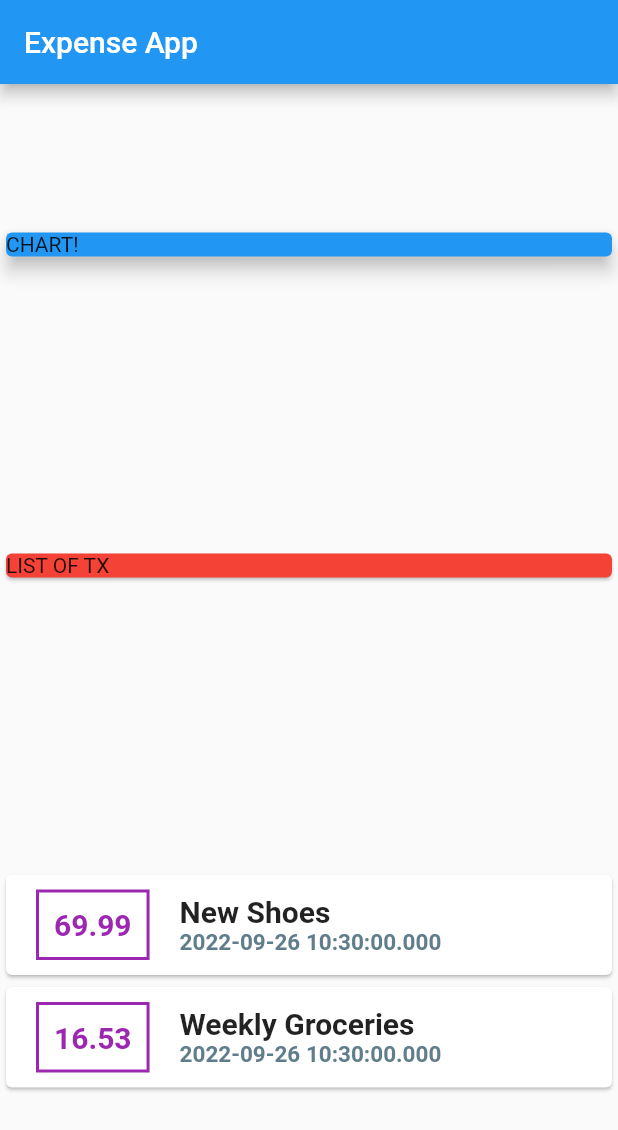
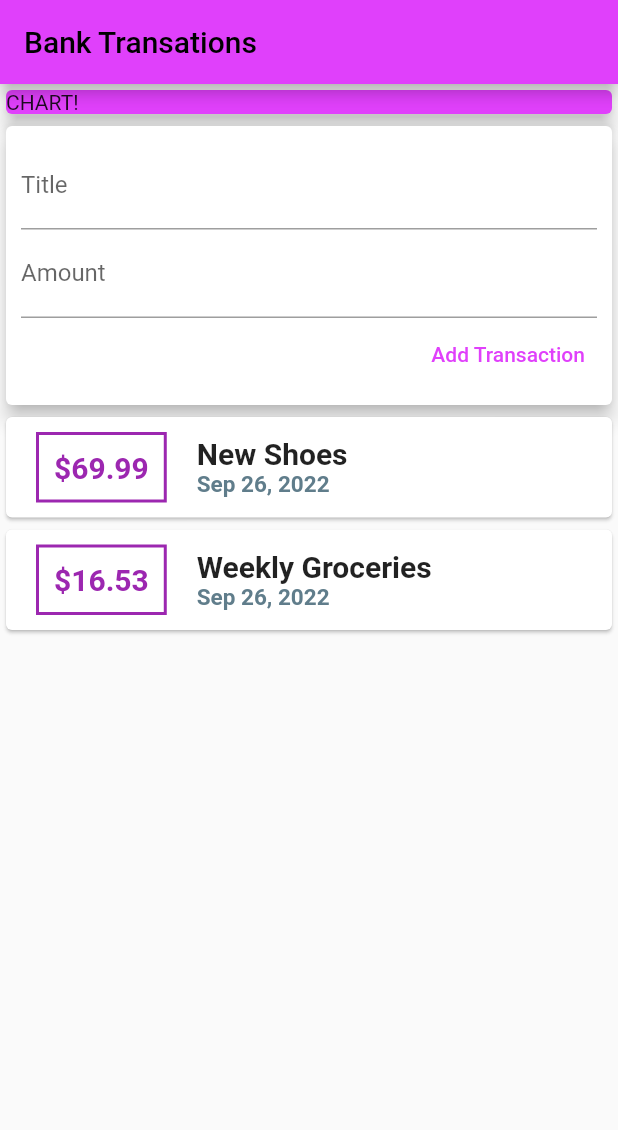
Before and after one commit to pauloladapo13/Flutter, a Flutter app: the screen it shows after launch, on a phone screen of 412 x 824 dp. Shown: the top 1130 px of the screen. Run offline on Flutter 3.47's test engine with Material 2 defaults, Android fonts, the phone set to English and light mode, and no system bars.

Commit message:
App color and title update

```diff
--- a/expense_app/lib/main.dart
+++ b/expense_app/lib/main.dart
@@ -1,6 +1,7 @@
 // ignore_for_file: sort_child_properties_last, prefer_const_constructors
 import 'package:flutter/material.dart';
 import './transaction.dart';
+import 'package:intl/intl.dart';
 
 void main() {
   runApp(const MyApp());
@@ -46,23 +47,43 @@ class _MyHomePageState extends State<MyHomePage> {
       appBar: AppBar(
         // Here we take the value from the MyHomePage object that was created by
         // the App.build method, and use it to set our appbar title.
-        title: const Text('Expense App'),
+        title: const Text('Bank Transations'),
+        backgroundColor: Colors.purpleAccent,
+        foregroundColor: Colors.black,
       ),
       body: Column(
-        mainAxisAlignment: MainAxisAlignment.spaceAround,
+        // mainAxisAlignment: MainAxisAlignment.starts,
         crossAxisAlignment: CrossAxisAlignment.stretch,
         children: <Widget>[
           Container(
             child: Card(
-              color: Colors.blue,
+              color: Colors.purpleAccent,
               child: Text('CHART!'),
               elevation: 5,
             ),
           ),
-          Container(
-            child: Card(
-              color: Colors.red,
-              child: Text('LIST OF TX'),
+          Card(
+            elevation: 5,
+            child: Container(
+              margin: EdgeInsets.all(10),
+              child: Column(
+                crossAxisAlignment: CrossAxisAlignment.end,
+                children: <Widget>[
+                  TextField(
+                    decoration: InputDecoration(labelText: 'Title'),
+                  ),
+                  TextField(
+                    decoration: InputDecoration(labelText: 'Amount'),
+                  ),
+                  TextButton(
+                    child: Text('Add Transaction'),
+                    style: TextButton.styleFrom(
+                      primary: Colors.purpleAccent,
+                    ),
+                    onPressed: () {},
+                  ),
+                ],
+              ),
             ),
           ),
           Column(
@@ -76,7 +97,7 @@ class _MyHomePageState extends State<MyHomePage> {
                         horizontal: 20,
                       ),
                       child: Text(
-                        tx.amount.toString(),
+                        '\$${tx.amount}',
                         style: TextStyle(
                           fontWeight: FontWeight.bold,
                           fontSize: 20,
@@ -103,7 +124,10 @@ class _MyHomePageState extends State<MyHomePage> {
                           ),
                         ),
                         Text(
-                          tx.date.toString(),
+                          // tx.date.toString(), is another option,
+                          // DateFormat().format(tx.date),
+                          // DateFormat('yyyy/MM/dd').format(tx.date),
+                          DateFormat.yMMMd().format(tx.date),
                           style: TextStyle(
                               fontWeight: FontWeight.bold,
                               fontSize: 15,
--- a/expense_app/pubspec.yaml
+++ b/expense_app/pubspec.yaml
@@ -29,6 +29,8 @@ environment:
 dependencies:
   flutter:
     sdk: flutter
+
+  intl: ^0.17.0
 
 
   # The following adds the Cupertino Icons font to your application.
```
Also changed, not shown: expense_app/pubspec.lock.
